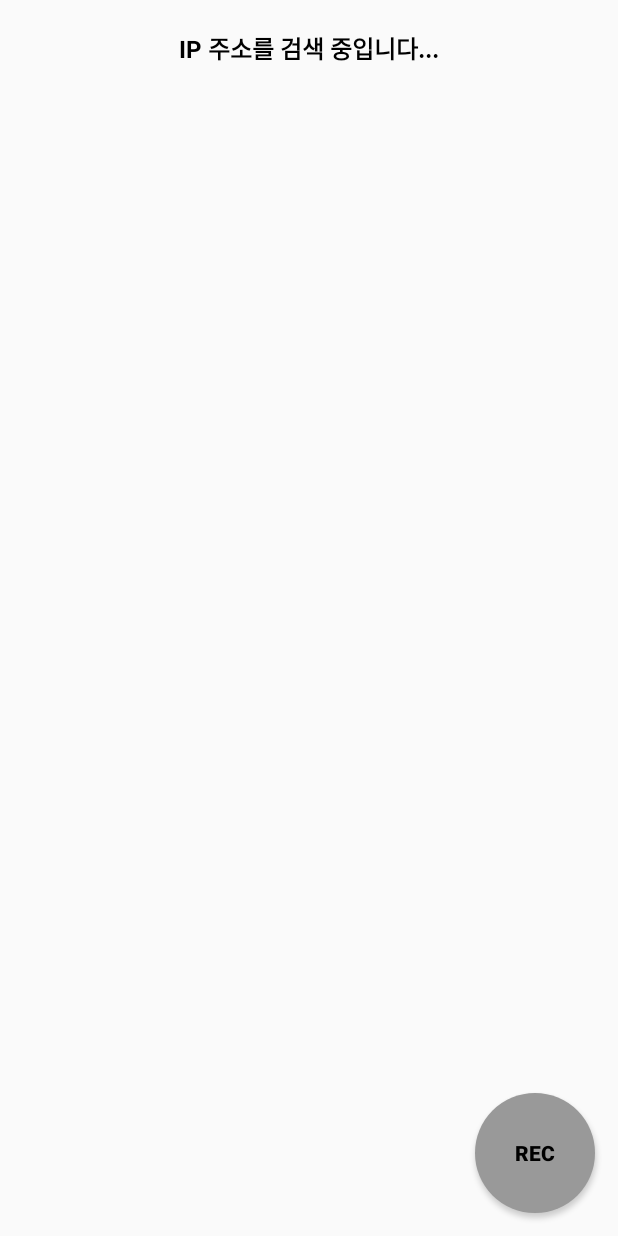
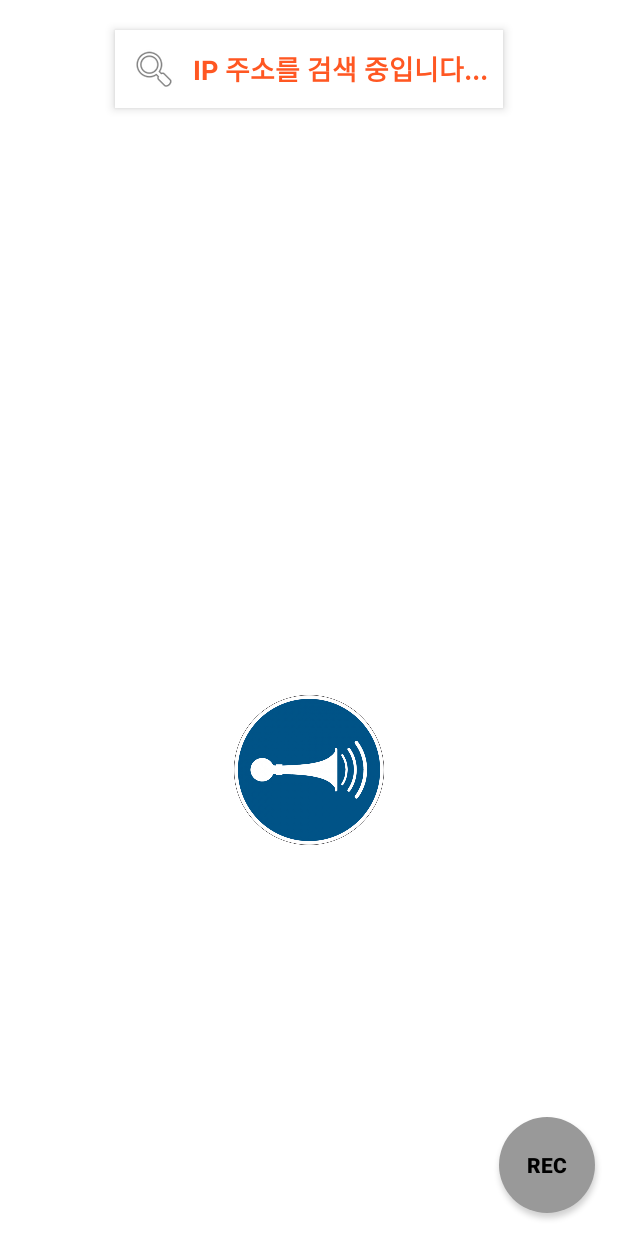
Before and after one commit to wldnror/android_pi, an Android app: the layout activity_main.xml on its own in the app's theme, with its tools: preview values and no code run, on a phone screen of 412 x 824 dp. Run offline under Robolectric (Android 15) with nearby library versions, the phone set to English and light mode, and no system bars.

Commit message:
ip 부분 수정 과 혼 아이콘 추가

```diff
--- a/app/src/main/AndroidManifest.xml
+++ b/app/src/main/AndroidManifest.xml
@@ -6,6 +6,7 @@
     <uses-permission android:name="android.permission.FOREGROUND_SERVICE" />
     <!-- 필요한 경우 추가 권한을 명시 -->
     <uses-permission android:name="android.permission.FOREGROUND_SERVICE_DATA_SYNC" />
+    <uses-permission android:name="android.permission.POST_NOTIFICATIONS"/>
 
     <application
         android:allowBackup="true"
--- a/app/src/main/res/layout/activity_main.xml
+++ b/app/src/main/res/layout/activity_main.xml
@@ -4,23 +4,42 @@
     xmlns:tools="http://schemas.android.com/tools"
     android:layout_width="match_parent"
     android:layout_height="match_parent"
-    tools:context=".MainActivity">
+    tools:context=".MainActivity"
+    android:background="#FFF">
 
+    <!-- IP 주소 텍스트 -->
     <TextView
         android:id="@+id/ipAddressTextView"
         android:layout_width="wrap_content"
         android:layout_height="wrap_content"
         android:layout_centerHorizontal="true"
         android:layout_marginTop="20dp"
-        android:textSize="16sp"
-        android:textColor="@android:color/black"
+        android:textSize="18sp"
+        android:textColor="#FF5722"
         android:textStyle="bold"
-        android:text="IP 주소를 검색 중입니다..." />
+        android:background="@android:color/white"
+        android:padding="10dp"
+        android:elevation="4dp"
+        android:text="IP 주소를 검색 중입니다..."
+        android:drawableLeft="@android:drawable/ic_menu_search"
+        android:drawablePadding="10dp"
+        android:gravity="center_vertical"/>
 
+
+    <!-- 로딩 인디케이터 -->
+    <ProgressBar
+        android:id="@+id/progressBar"
+        android:layout_width="wrap_content"
+        android:layout_height="wrap_content"
+        android:layout_centerInParent="true"
+        android:indeterminate="true"
+        android:visibility="gone"/>  <!-- 처음에는 보이지 않도록 설정 -->
+
+    <!-- 기타 UI 요소들 -->
     <Button
         android:id="@+id/recButton"
-        android:layout_width="80dp"
-        android:layout_height="80dp"
+        android:layout_width="64dp"
+        android:layout_height="64dp"
         android:layout_alignParentEnd="true"
         android:layout_alignParentBottom="true"
         android:layout_marginEnd="15dp"
@@ -28,6 +47,14 @@
         android:background="@drawable/rec_button_selector"
         android:text="REC"
         android:textColor="@android:color/black"
-        android:textStyle="bold"
-        android:shape="oval"/>
+        android:textStyle="bold"/>
+
+    <ImageView
+        android:id="@+id/imageView3"
+        android:layout_width="wrap_content"
+        android:layout_height="100dp"
+        android:layout_below="@+id/ipAddressTextView"
+        android:layout_marginTop="391dp"
+        app:srcCompat="@drawable/kisspng_car_vehicle_horn_mandatory_sign_5b570f1e71dcc1_1970872315324321584664" />
+
 </RelativeLayout>
```
Also changed, not shown: app/src/main/java/com/example/ssh_led/MainActivity.kt (+33 -10 lines), app/src/main/java/com/example/ssh_led/NetworkScanService.kt (+73 -12 lines), app/src/main/res/drawable/kisspng_car_vehicle_horn_mandatory_sign_5b570f1e71dcc1_1970872315324321584664.png (added).
